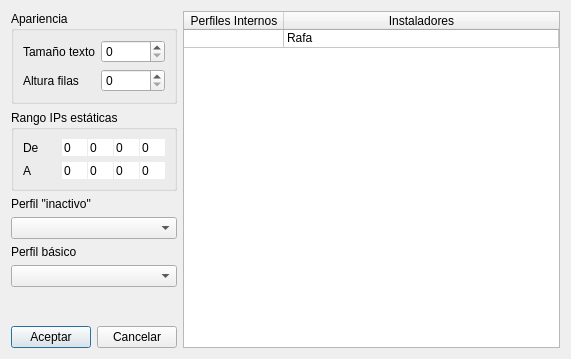
Above: DlgConfiguracion.ui from silderan/QMikPPPManager before the change. Below: the same form after it.
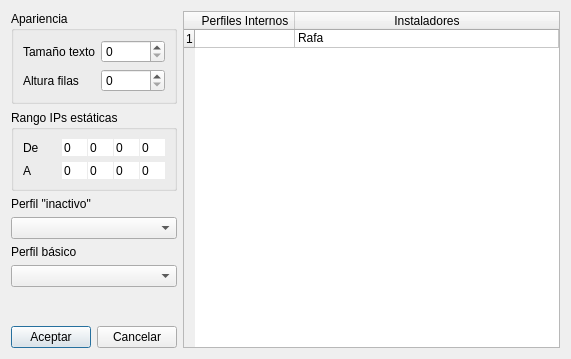
That is the form after the change.

```diff
--- a/DlgConfiguracion.ui
+++ b/DlgConfiguracion.ui
@@ -234,9 +234,6 @@
      <attribute name="horizontalHeaderStretchLastSection">
       <bool>true</bool>
      </attribute>
-     <attribute name="verticalHeaderVisible">
-      <bool>false</bool>
-     </attribute>
      <attribute name="verticalHeaderDefaultSectionSize">
       <number>17</number>
      </attribute>
```
Left out of the diff: 42 changed lines with no effect on the pictures.
